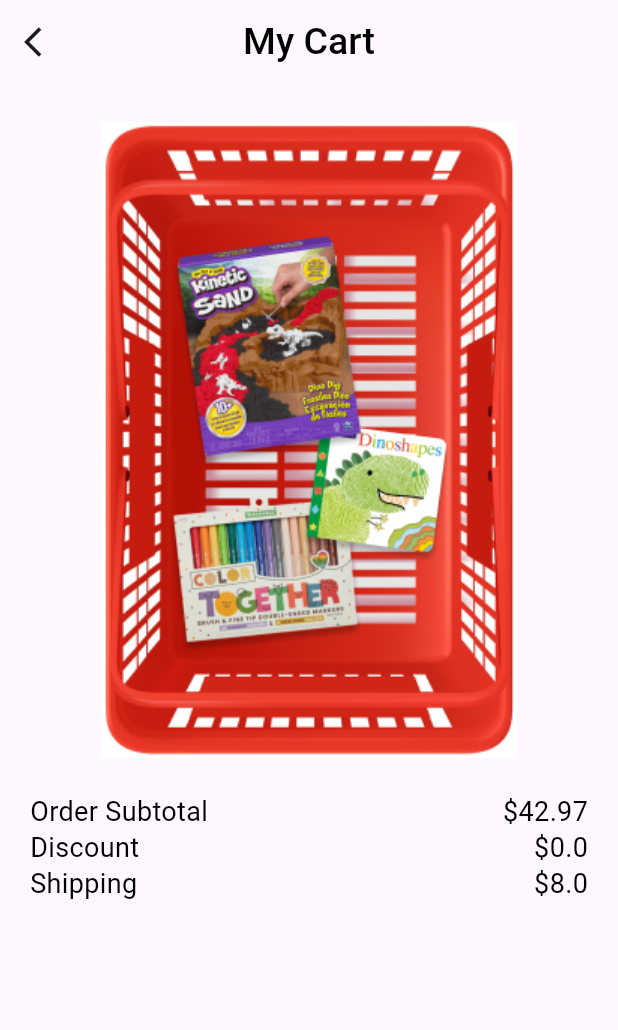
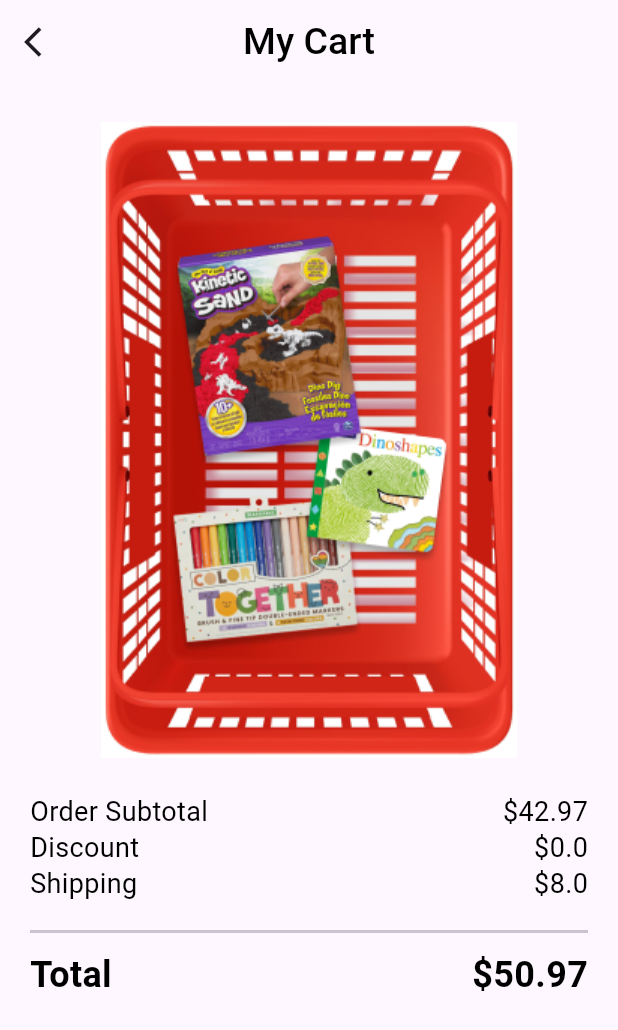
Before and after one commit to AbdoAlHady/Payment, a Flutter app: the screen it shows after launch, on a phone screen of 412 x 824 dp. Shown: the top 1030 px of the screen. Run offline on Flutter 3.47's test engine with Material 3 defaults, Android fonts, the phone set to English and light mode, and no system bars.

Commit message:
- added total price

```diff
--- a/lib/features/checkout/presentation/views/my_cart_view.dart
+++ b/lib/features/checkout/presentation/views/my_cart_view.dart
@@ -1,4 +1,5 @@
 import 'package:flutter/material.dart';
+import 'package:payment_app/features/checkout/presentation/widgets/total_price.dart';
 
 import '../../../../core/theme/app_text_styles.dart';
 import '../widgets/order_info_item.dart';
@@ -34,6 +35,9 @@ class MyCartView extends StatelessWidget {
             const OrderInfoItem(title: 'Discount', price: 0),
             const SizedBox(height: 3),
             const OrderInfoItem(title: 'Shipping', price: 8),
+            const SizedBox(height: 10),
+            const Divider(thickness: 2.0, height: 24),
+            const TotalPrice(title: 'Total', value: 50.97)
           ],
         ),
       ),
--- /dev/null
+++ b/lib/features/checkout/presentation/widgets/total_price.dart
@@ -0,0 +1,25 @@
+import 'package:flutter/material.dart';
+
+import '../../../../core/theme/app_text_styles.dart';
+
+class TotalPrice extends StatelessWidget {
+  const TotalPrice({super.key, required this.title, required this.value});
+  final String title;
+  final double value;
+  @override
+  Widget build(BuildContext context) {
+    return Row(
+      children: [
+        Text(
+          title,
+          style: AppTextStyles.font24BlackW600,
+        ),
+        const Spacer(),
+        Text(
+          '\$$value',
+          style: AppTextStyles.font24BlackW600,
+        ),
+      ],
+    );
+  }
+}
```
